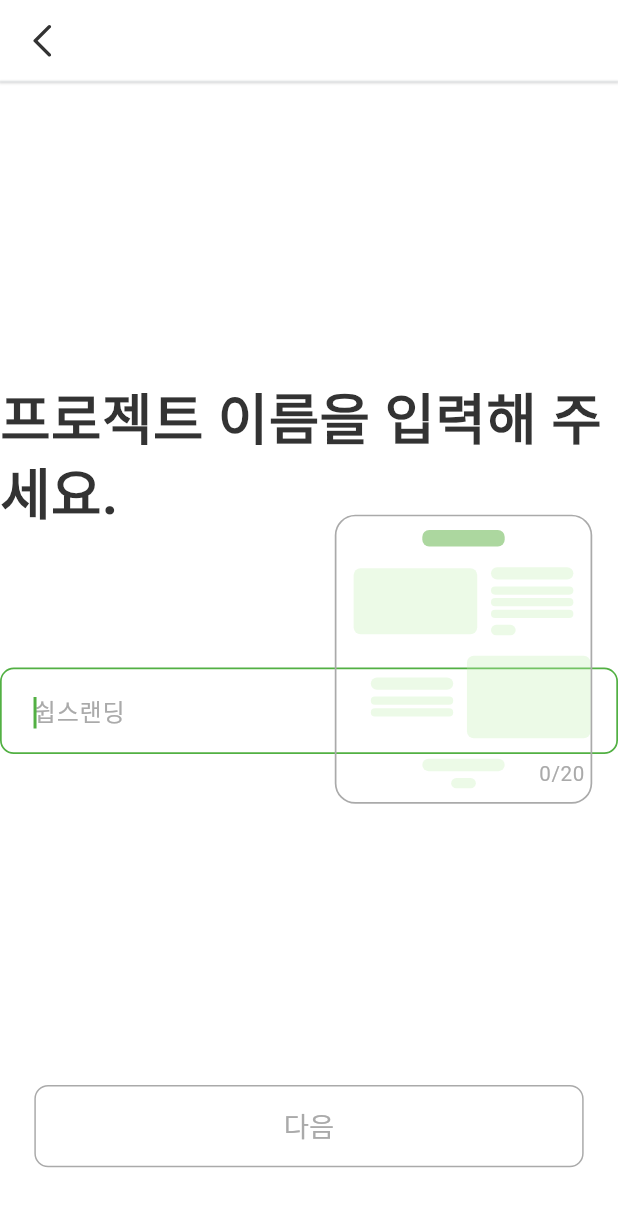
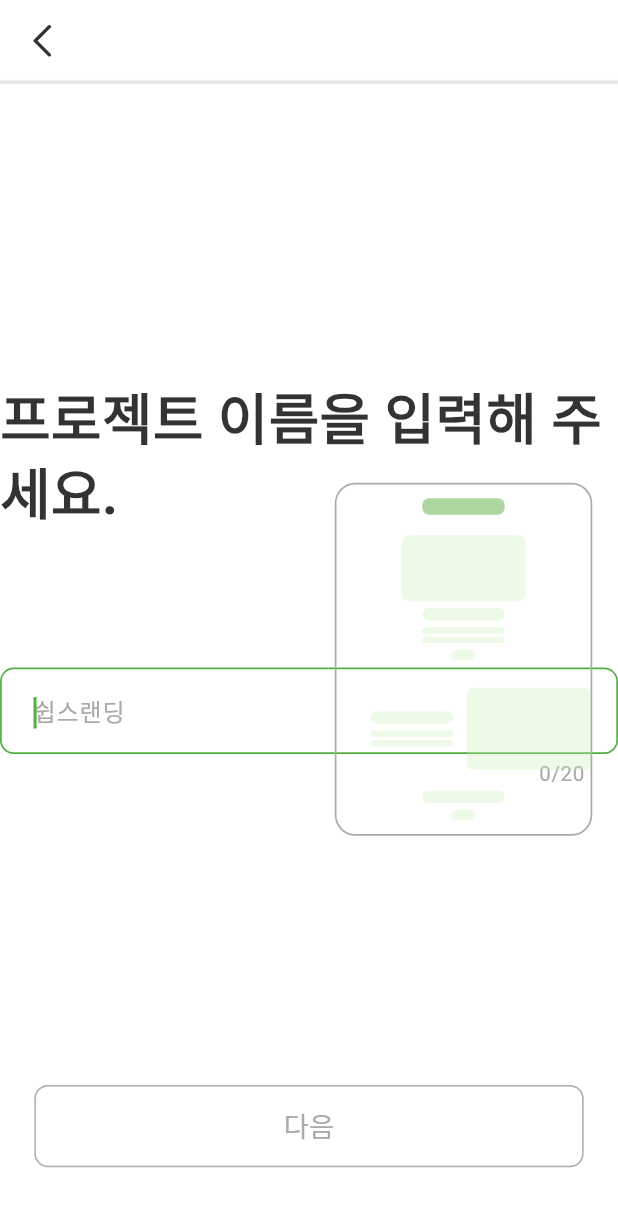
Before and after one commit to Sheeps-Dev-Team/sheeps_landing, a Flutter app: the CreateProjectPage screen opened by its route, on a phone screen of 412 x 824 dp. Shown: the top 1207 px of the screen. Run offline on Flutter 3.47's test engine with Material 2 defaults, Android fonts, the phone set to English and light mode, and no system bars; our stand-ins replace cloud_firestore, extended_image, file_picker, firebase_core, firebase_storage, flutter_secure_storage and 9 more; missing offline and left inert: get_ip_address; accounts and stored records are empty; Roboto replaces fonts that are missing (Pretendard); statements that could not run were skipped.

Commit message:
index route name 변경, 프리뷰 디자인 변경, projectPage section color 변경

```diff
--- a/lib/config/routes.dart
+++ b/lib/config/routes.dart
@@ -9,16 +9,17 @@ import '../screens/project/project_management_page.dart';
 
 
 class Routes {
-  static const String home = '/';
+  static const String index = '/';
+  static const String home = '/home';
   static const String splash = '/splash';
   static const String createProject = '/project/create';
   static const String modifyProject = '/project/modify';
   static const String projectManagement = '/project/management';
   static const String login = '/login';
   static const String project = '/project';
-  static const String index = '/index';
 
   static List<GetPage<dynamic>> getPages = [
+    GetPage(name: index, page: () => ProjectPage(isIndex: true)),
     GetPage(name: home, page: () => HomePage()),
     GetPage(name: splash, page: () => const SplashScreen()),
     GetPage(name: createProject, page: () => CreateProjectPage()),
@@ -26,6 +27,5 @@ class Routes {
     GetPage(name: '$projectManagement/:id', page: () => ProjectManagementPage()),
     GetPage(name: login, page: () => LoginPage()),
     GetPage(name: '$project/:id', page: () => ProjectPage()),
-    GetPage(name: index, page: () => ProjectPage(isIndex: true)),
   ];
 }
--- a/lib/screens/project/create_project_page.dart
+++ b/lib/screens/project/create_project_page.dart
@@ -1,3 +1,4 @@
+import 'package:flutter/foundation.dart';
 import 'package:flutter/material.dart';
 import 'package:flutter_svg/flutter_svg.dart';
 import 'package:gap/gap.dart';
@@ -39,7 +40,7 @@ class CreateProjectPage extends StatelessWidget {
               children: [
                 PageView.builder(
                   controller: controller.pageController,
-                  physics: const NeverScrollableScrollPhysics(),
+                  physics: kDebugMode ? null : const NeverScrollableScrollPhysics(),
                   itemCount: 7,
                   scrollDirection: Axis.vertical,
                   onPageChanged: controller.onPageChanged,
@@ -173,7 +174,7 @@ class CreateProjectPage extends StatelessWidget {
                               ),
                               Gap($style.insets.$12),
                               previewHeader(), // 헤더 프리뷰
-                              Gap($style.insets.$12),
+                              Gap($style.insets.$16),
                               // descriptions 프리뷰
                               Column(
                                 children: List.generate(controller.project.descriptions.length, (index) {
@@ -289,7 +290,7 @@ class CreateProjectPage extends StatelessWidget {
 
   // 헤더 프리뷰
   Widget previewHeader() {
-    return Row(
+    return Column(
       mainAxisAlignment: MainAxisAlignment.center,
       children: [
         // 이미지
@@ -299,10 +300,7 @@ class CreateProjectPage extends StatelessWidget {
           color: controller.colorScheme.primaryContainer,
           isShow: controller.project.imgPath.isNotEmpty,
         ),
-        Gap($style.insets.$8),
-        Column(
-          crossAxisAlignment: CrossAxisAlignment.start,
-          children: [
+        Gap($style.insets.$4),
         // 제목
         PreviewItem(
           isTwinkle: controller.currentPage == 1,
@@ -324,13 +322,6 @@ class CreateProjectPage extends StatelessWidget {
           color: controller.colorScheme.primaryContainer,
           isShow: controller.project.contents.isNotEmpty,
         ),
-            Gap($style.insets.$2),
-            PreviewItem(
-              isTwinkle: controller.currentPage == 2,
-              previewItemType: PreviewItemType.text,
-              color: controller.colorScheme.primaryContainer,
-              isShow: controller.project.contents.isNotEmpty,
-            ),
         Gap($style.insets.$4),
         // 버튼
         PreviewItem(
@@ -338,8 +329,6 @@ class CreateProjectPage extends StatelessWidget {
           previewItemType: PreviewItemType.button,
           color: controller.colorScheme.primaryContainer,
           isShow: controller.callToActionIsOk.value,
-            ),
-          ],
         ),
       ],
     );
@@ -438,10 +427,11 @@ class CreateProjectPage extends StatelessWidget {
             ],
           );
         case UserCallback.typeLink:
+          final TextEditingController textEditingController = TextEditingController(text: controller.detailCallbackTypeList.isEmpty ? '' : controller.detailCallbackTypeList.first);
           RxString errorText = ''.obs;
 
           return Obx(() => CustomTextField(
-                controller: TextEditingController(text: controller.detailCallbackTypeList.isEmpty ? '' : controller.detailCallbackTypeList.first),
+                controller: textEditingController,
                 width: controller.textFiledWidth,
                 hintText: 'url을 입력해 주세요.',
                 autofocus: true,
--- a/lib/util/components/preview.dart
+++ b/lib/util/components/preview.dart
@@ -72,7 +72,7 @@ class _PreviewItemState extends State<PreviewItem> with TickerProviderStateMixin
         break;
       case PreviewItemType.text:
         width = 40 * sizeUnit;
-        height = 4 * sizeUnit;
+        height = 3 * sizeUnit;
         break;
       case PreviewItemType.mainImg:
         width = 60 * sizeUnit;
```
Also changed, not shown: lib/screens/template/default_template.dart (+5 -4 lines). Lines whose indentation alone changed are shown as unchanged.
